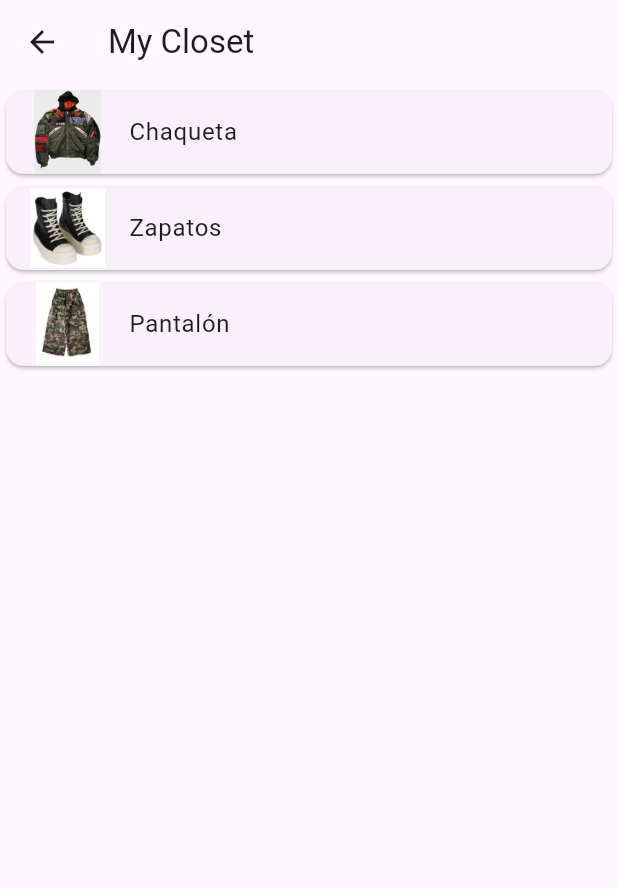
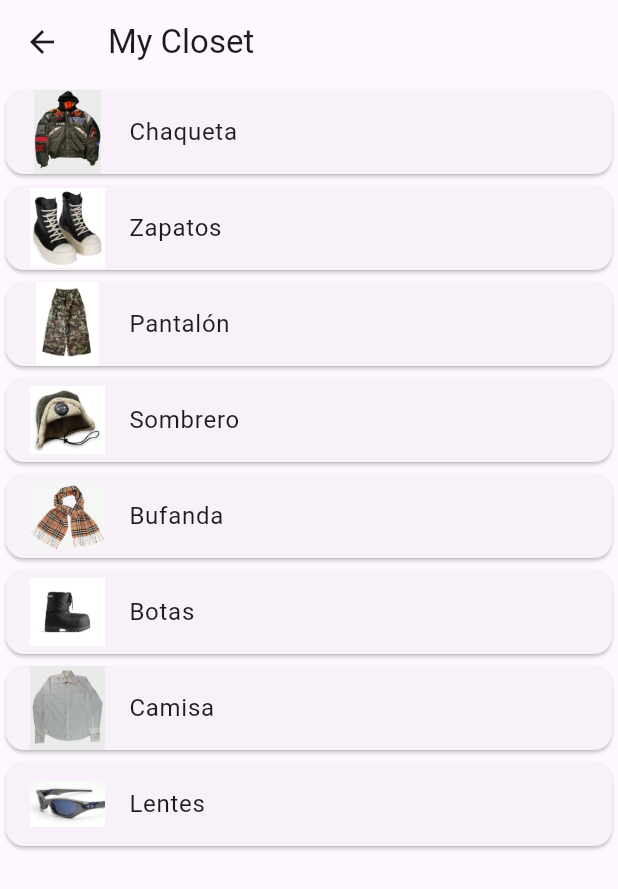
Before and after one commit to Ranafonica/MyClosetApp, a Flutter app: the screen it shows after launch, in the side drawer, after a tap on "My Closet", on a phone screen of 412 x 824 dp. Shown: the top 889 px of the screen. Run offline on Flutter 3.47's test engine with Material 3 defaults, Android fonts, the phone set to English and light mode, and no system bars.

Commit message:
world_closets Funcionando
Se aplicó la misma lógica para integrarlo al home.dart y que mostrase ciertos elementos de un closet, luego serán arreglados

```diff
--- a/flutter_myclosetapp/lib/pages/home.dart
+++ b/flutter_myclosetapp/lib/pages/home.dart
@@ -1,5 +1,6 @@
 import 'package:flutter/material.dart';
 import 'package:flutter_myclosetapp/pages/my_closet.dart';
+import 'package:flutter_myclosetapp/pages/world_closets.dart';
 //import 'package:flutter_myclosetapp/pages/profile.dart';
 
 void main() => runApp(const MyApp());
@@ -36,7 +37,7 @@ class _MyHomePageState extends State<MyHomePage> {
   static const List<Widget> _widgetOptions = <Widget>[
     Text('Index 0: Home', style: optionStyle),
     Text('Index 1: My Closet', style: optionStyle),
-    Text('Index 2: School', style: optionStyle),
+    Text('Index 2: World Closets', style: optionStyle),
   ];
 
   void _onItemTapped(int index) {
@@ -96,13 +97,14 @@ class _MyHomePageState extends State<MyHomePage> {
               },
             ),
             ListTile(
-              title: const Text('School'),
-              selected: _selectedIndex == 2,
+              title: const Text('World Closets'),
+              selected: _selectedIndex == 1,
               onTap: () {
                 // Update the state of the app
-                _onItemTapped(2);
+                //_onItemTapped(0);
+                Navigator.push(context,  MaterialPageRoute(builder: (context) => const WorldClosetsPage(title: 'World Closets')));
                 // Then close the drawer
-                Navigator.pop(context);
+                //Navigator.pop(context);
               },
             ),
           ],
--- a/flutter_myclosetapp/lib/pages/my_closet.dart
+++ b/flutter_myclosetapp/lib/pages/my_closet.dart
@@ -14,6 +14,11 @@ class _MyClosetPageState extends State<MyClosetPage> {
     ClosetItem(name: "Chaqueta", imagePath: "assets/chaqueta.png"),
     ClosetItem(name: "Zapatos", imagePath: "assets/zapatos.png"),
     ClosetItem(name: "Pantalón", imagePath: "assets/pantalon.png"),
+    ClosetItem(name: "Sombrero", imagePath: "assets/sombrero.png"),
+    ClosetItem(name: "Bufanda", imagePath: "assets/bufanda.png"),
+    ClosetItem(name: "Botas", imagePath: "assets/botas.png"),
+    ClosetItem(name: "Camisa", imagePath: "assets/camisa.png"),
+    ClosetItem(name: "Lentes", imagePath: "assets/lentes.png"),
   ];
 
   @override
--- a/flutter_myclosetapp/lib/pages/world_closets.dart
+++ b/flutter_myclosetapp/lib/pages/world_closets.dart
@@ -2,7 +2,7 @@ import 'package:flutter/material.dart';
 import 'package:flutter_myclosetapp/pages/closet_items.dart';
 
 class WorldClosetsPage extends StatelessWidget {
-  const WorldClosetsPage({super.key});
+  const WorldClosetsPage({super.key,  required this.title});
 
   final List<ClosetItem> items = const [
     ClosetItem(name: "Sombrero", imagePath: "assets/sombrero.png"),
@@ -12,6 +12,7 @@ class WorldClosetsPage extends StatelessWidget {
     ClosetItem(name: "Lentes", imagePath: "assets/lentes.png"),
   ];
 
+  final String title;
   @override
   Widget build(BuildContext context) {
     return Scaffold(
```
